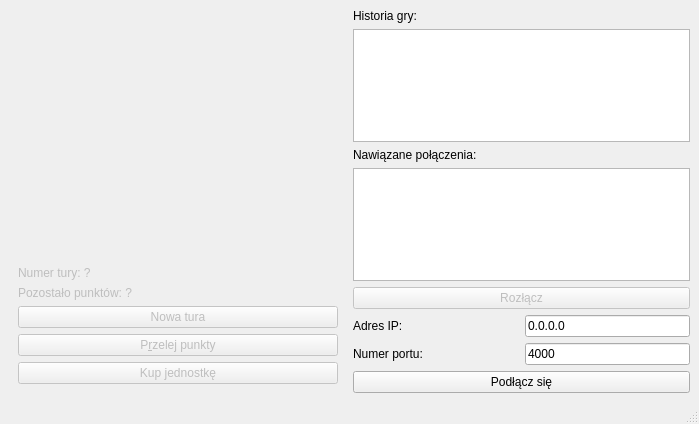
First picture: the form in ui/mainwindow.ui, repository d33tah/warcoin, before the edit.
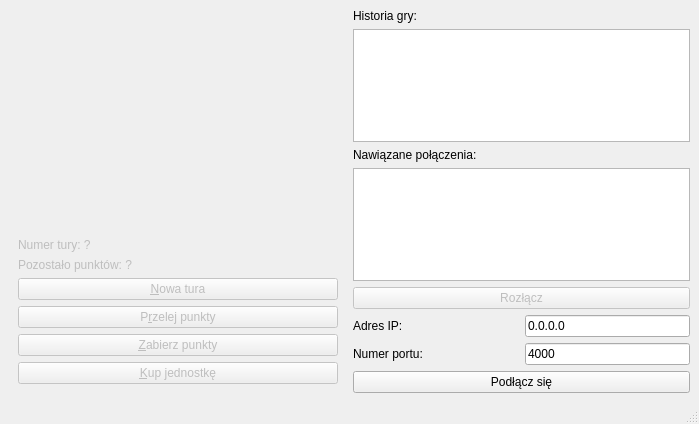
Second picture: the form after the edit.

The edit to the form file:
```diff
--- a/ui/mainwindow.ui
+++ b/ui/mainwindow.ui
@@ -72,7 +72,7 @@
          <item>
           <widget class="QPushButton" name="nowaTuraBtn">
            <property name="text">
-            <string>Nowa tura</string>
+            <string>&amp;Nowa tura</string>
            </property>
           </widget>
          </item>
@@ -83,13 +83,17 @@
            </property>
           </widget>
          </item>
+         <item>
+          <widget class="QPushButton" name="zabierzPunktyBtn">
+           <property name="text">
+            <string>&amp;Zabierz punkty</string>
+           </property>
+          </widget>
+         </item>
          <item>
           <widget class="QPushButton" name="kupJednostkeBtn">
-           <property name="enabled">
-            <bool>false</bool>
-           </property>
            <property name="text">
-            <string>Kup jednostkę</string>
+            <string>&amp;Kup jednostkę</string>
            </property>
           </widget>
          </item>
```
